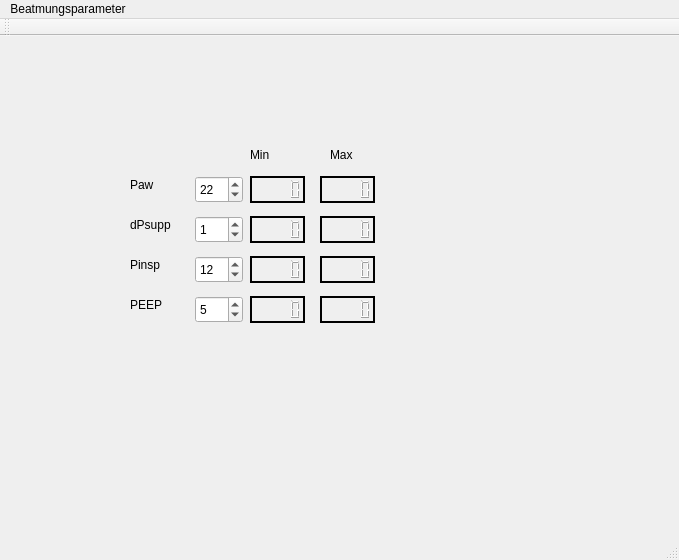
Above: mainwindow.ui from jensamberg/Beatmungsparameter before the change. Below: the same form after it.
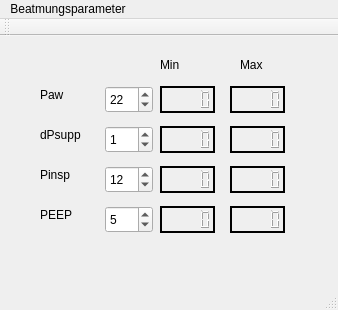
That is the form after the change.

Commit message: added class members for min max values

```diff
--- a/mainwindow.ui
+++ b/mainwindow.ui
@@ -6,8 +6,8 @@
    <rect>
     <x>0</x>
     <y>0</y>
-    <width>679</width>
-    <height>560</height>
+    <width>338</width>
+    <height>310</height>
    </rect>
   </property>
   <property name="windowTitle">
@@ -20,8 +20,8 @@
    <widget class="QLCDNumber" name="PAWMINLCD">
     <property name="geometry">
      <rect>
-      <x>250</x>
-      <y>140</y>
+      <x>160</x>
+      <y>50</y>
       <width>55</width>
       <height>27</height>
      </rect>
@@ -49,8 +49,8 @@
    <widget class="QLCDNumber" name="PAWMAXLCD">
     <property name="geometry">
      <rect>
-      <x>320</x>
-      <y>140</y>
+      <x>230</x>
+      <y>50</y>
       <width>55</width>
       <height>27</height>
      </rect>
@@ -78,8 +78,8 @@
    <widget class="QLCDNumber" name="DSUPPMINLCD">
     <property name="geometry">
      <rect>
-      <x>250</x>
-      <y>180</y>
+      <x>160</x>
+      <y>90</y>
       <width>55</width>
       <height>27</height>
      </rect>
@@ -107,8 +107,8 @@
    <widget class="QLCDNumber" name="DSUPPMAXLCD">
     <property name="geometry">
      <rect>
-      <x>320</x>
-      <y>180</y>
+      <x>230</x>
+      <y>90</y>
       <width>55</width>
       <height>27</height>
      </rect>
@@ -136,8 +136,8 @@
    <widget class="QLCDNumber" name="PINSPMAXLCD">
     <property name="geometry">
      <rect>
-      <x>320</x>
-      <y>220</y>
+      <x>230</x>
+      <y>130</y>
       <width>55</width>
       <height>27</height>
      </rect>
@@ -165,8 +165,8 @@
    <widget class="QLCDNumber" name="PEEPMAXLCD">
     <property name="geometry">
      <rect>
-      <x>320</x>
-      <y>260</y>
+      <x>230</x>
+      <y>170</y>
       <width>55</width>
       <height>27</height>
      </rect>
@@ -197,8 +197,8 @@
    <widget class="QLCDNumber" name="PINSPMINLCD">
     <property name="geometry">
      <rect>
-      <x>250</x>
-      <y>220</y>
+      <x>160</x>
+      <y>130</y>
       <width>55</width>
       <height>27</height>
      </rect>
@@ -226,8 +226,8 @@
    <widget class="QLCDNumber" name="PEEPMINLCD">
     <property name="geometry">
      <rect>
-      <x>250</x>
-      <y>260</y>
+      <x>160</x>
+      <y>170</y>
       <width>55</width>
       <height>27</height>
      </rect>
@@ -255,8 +255,8 @@
    <widget class="QLabel" name="label_2">
     <property name="geometry">
      <rect>
-      <x>130</x>
-      <y>220</y>
+      <x>40</x>
+      <y>130</y>
       <width>38</width>
       <height>17</height>
      </rect>
@@ -268,8 +268,8 @@
    <widget class="QSpinBox" name="Pinsp">
     <property name="geometry">
      <rect>
-      <x>195</x>
-      <y>220</y>
+      <x>105</x>
+      <y>130</y>
       <width>48</width>
       <height>27</height>
      </rect>
@@ -281,8 +281,8 @@
    <widget class="QLabel" name="label_3">
     <property name="geometry">
      <rect>
-      <x>130</x>
-      <y>260</y>
+      <x>40</x>
+      <y>170</y>
       <width>36</width>
       <height>17</height>
      </rect>
@@ -294,8 +294,8 @@
    <widget class="QSpinBox" name="PEEP">
     <property name="geometry">
      <rect>
-      <x>195</x>
-      <y>260</y>
+      <x>105</x>
+      <y>170</y>
       <width>48</width>
       <height>27</height>
      </rect>
@@ -307,8 +307,8 @@
    <widget class="QLabel" name="label">
     <property name="geometry">
      <rect>
-      <x>130</x>
-      <y>180</y>
+      <x>40</x>
+      <y>90</y>
       <width>51</width>
       <height>17</height>
      </rect>
@@ -320,8 +320,8 @@
    <widget class="QSpinBox" name="dPsupp">
     <property name="geometry">
      <rect>
-      <x>195</x>
-      <y>180</y>
+      <x>105</x>
+      <y>90</y>
       <width>48</width>
       <height>27</height>
      </rect>
@@ -333,8 +333,8 @@
    <widget class="QLabel" name="label_4">
     <property name="geometry">
      <rect>
-      <x>130</x>
-      <y>140</y>
+      <x>40</x>
+      <y>50</y>
       <width>29</width>
       <height>17</height>
      </rect>
@@ -346,8 +346,8 @@
    <widget class="QSpinBox" name="Paw">
     <property name="geometry">
      <rect>
-      <x>195</x>
-      <y>140</y>
+      <x>105</x>
+      <y>50</y>
       <width>48</width>
       <height>27</height>
      </rect>
@@ -365,8 +365,8 @@
    <widget class="QLabel" name="label_5">
     <property name="geometry">
      <rect>
-      <x>250</x>
-      <y>110</y>
+      <x>160</x>
+      <y>20</y>
       <width>41</width>
       <height>17</height>
      </rect>
@@ -378,8 +378,8 @@
    <widget class="QLabel" name="label_6">
     <property name="geometry">
      <rect>
-      <x>330</x>
-      <y>110</y>
+      <x>240</x>
+      <y>20</y>
       <width>41</width>
       <height>17</height>
      </rect>
@@ -421,7 +421,7 @@
     <rect>
      <x>0</x>
      <y>0</y>
-     <width>679</width>
+     <width>338</width>
      <height>25</height>
     </rect>
    </property>
```
The commit also changes 2 other files.
